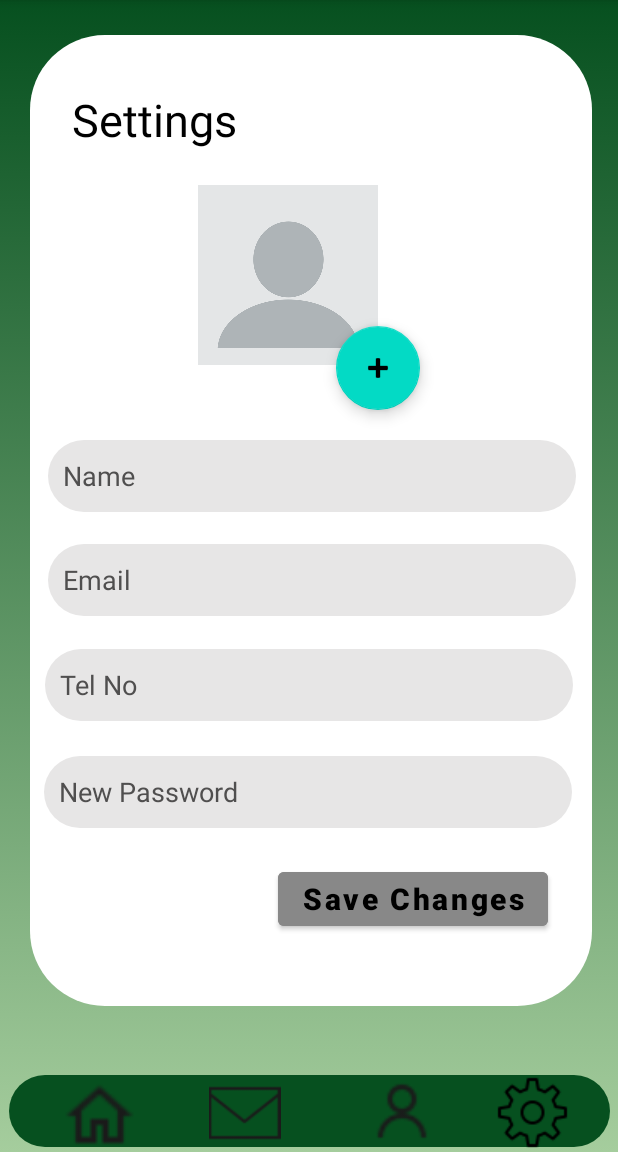
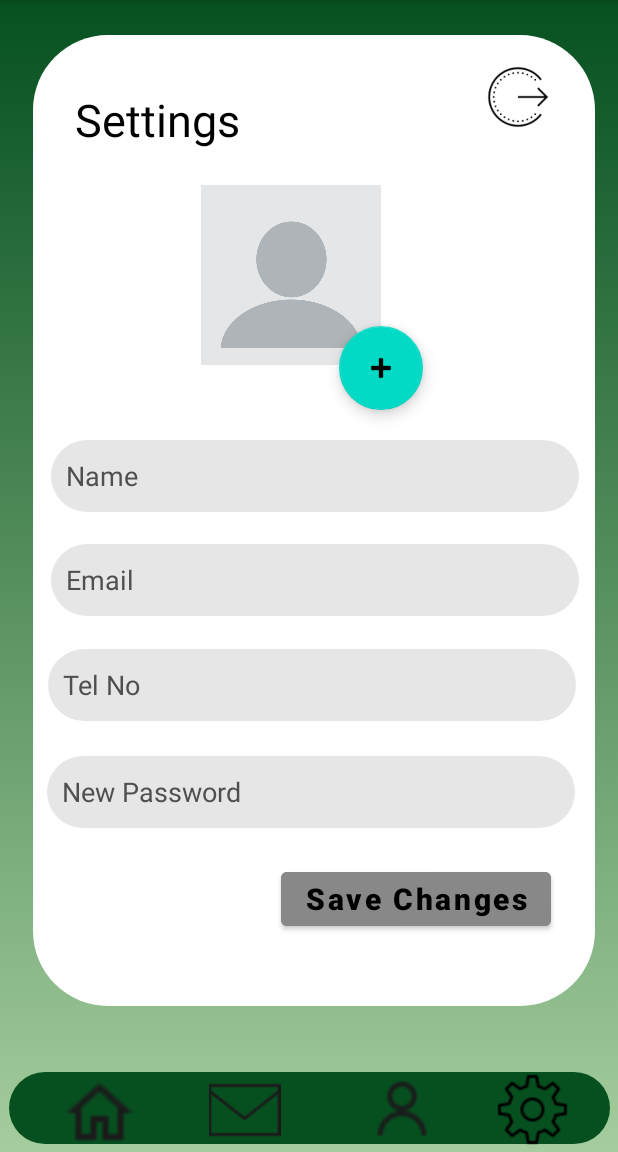
Before and after one commit to TeaPlucking/leaftrace, an Android app: the settingsActivity screen opened directly, with no data from a screen before it, on a phone screen of 412 x 824 dp, the part 84-1236 px from its top. Run offline under Robolectric (Android 15) with nearby library versions, the phone set to English and light mode, and no system bars; Roboto replaces fonts that are not available here.

Commit message:
signout
added sign out button

```diff
--- a/app/src/main/res/layout/activity_settings.xml
+++ b/app/src/main/res/layout/activity_settings.xml
@@ -15,9 +15,9 @@
         android:layout_alignParentStart="true"
         android:layout_alignParentTop="true"
         android:layout_alignParentEnd="true"
-        android:layout_marginStart="20dp"
+        android:layout_marginStart="22dp"
         android:layout_marginTop="23dp"
-        android:layout_marginEnd="17dp"
+        android:layout_marginEnd="15dp"
         app:layout_constraintEnd_toEndOf="parent"
         app:layout_constraintHorizontal_bias="0.567"
         app:layout_constraintStart_toStartOf="parent"
@@ -109,7 +109,7 @@
         android:layout_alignParentBottom="true"
         android:layout_marginStart="6dp"
         android:layout_marginEnd="5dp"
-        android:layout_marginBottom="3dp"
+        android:layout_marginBottom="5dp"
         app:layout_constraintBottom_toBottomOf="parent"
         app:layout_constraintVertical_bias="1.0"
         app:srcCompat="@drawable/green" />
@@ -204,4 +204,15 @@
         android:textColor="@color/black"
         android:textStyle="bold"
         android:backgroundTint="#888888"/>
+
+    <ImageView
+        android:id="@+id/imageView8"
+        android:layout_width="48dp"
+        android:layout_height="48dp"
+        android:layout_alignTop="@+id/imgageView6"
+        android:layout_alignEnd="@+id/imgageView6"
+        android:layout_marginTop="17dp"
+        android:layout_marginEnd="27dp"
+        android:clickable="true"
+        app:srcCompat="@drawable/signout" />
 </RelativeLayout>
```
Also changed, not shown: app/src/main/res/drawable/signout.png (added).
